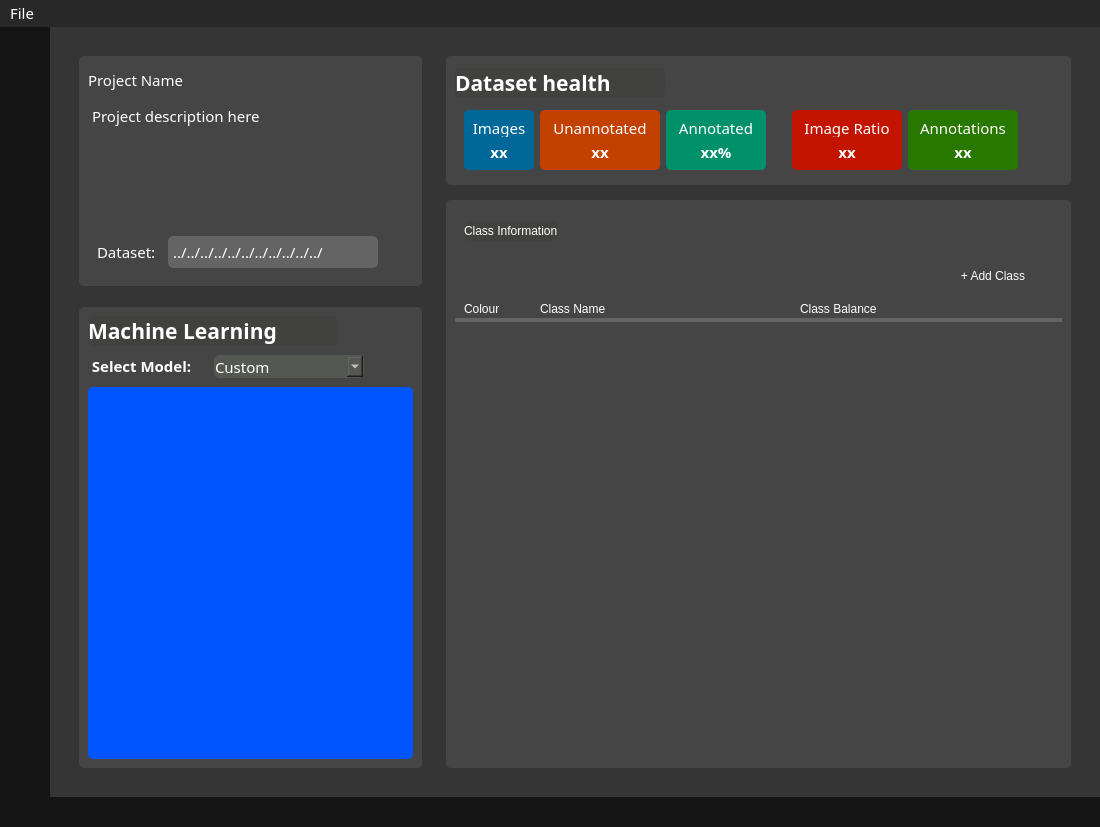
Before: the Qt Designer form yoloAnt.ui in Lachie1011/YoloAnt, drawn with Qt 5.
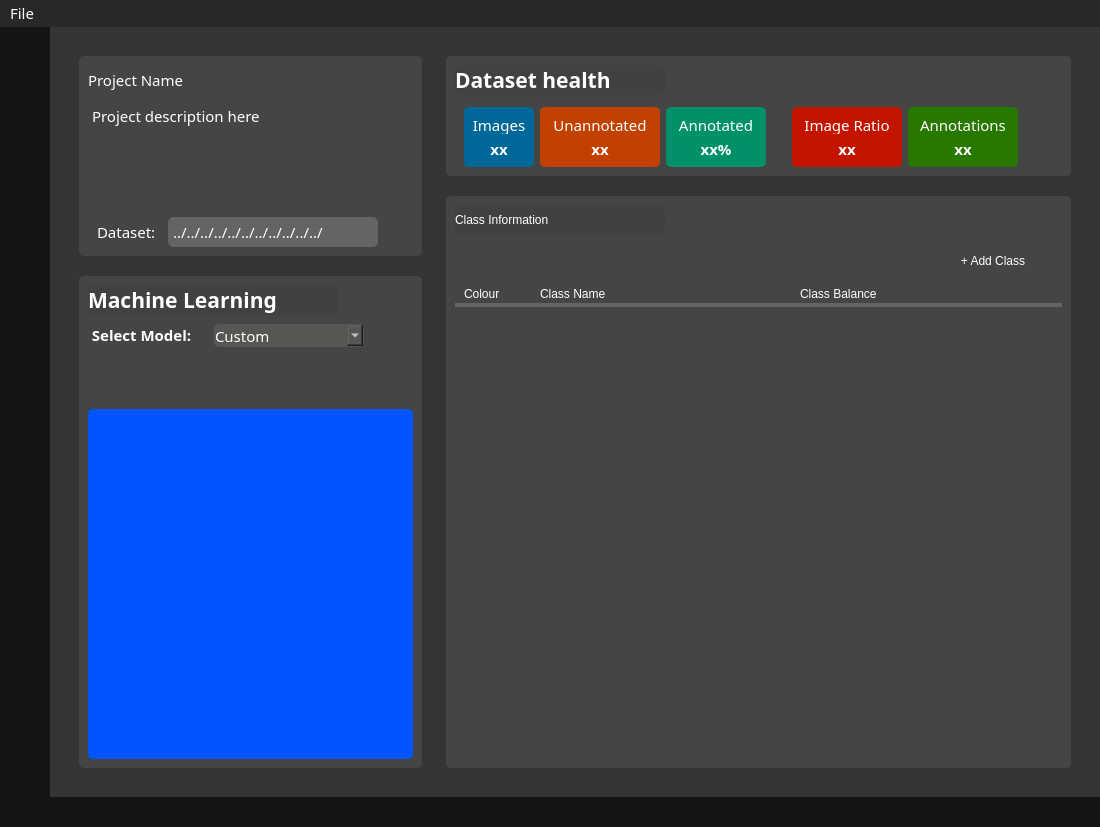
After: the same form once the commit is applied. Icons and pictures are not drawn. Custom widgets are drawn as their Qt base class.

```diff
--- a/yoloAnt.ui
+++ b/yoloAnt.ui
@@ -1851,6 +1851,9 @@
               <enum>QFrame::Raised</enum>
              </property>
              <layout class="QVBoxLayout" name="verticalLayout_15">
+              <property name="spacing">
+               <number>20</number>
+              </property>
               <property name="topMargin">
                <number>20</number>
               </property>
@@ -1874,7 +1877,7 @@
                 <property name="maximumSize">
                  <size>
                   <width>16777215</width>
-                  <height>250</height>
+                  <height>200</height>
                  </size>
                 </property>
                 <property name="styleSheet">
@@ -1938,6 +1941,9 @@
                    <property name="margin">
                     <number>3</number>
                    </property>
+                   <property name="indent">
+                    <number>0</number>
+                   </property>
                   </widget>
                  </item>
                  <item>
@@ -1993,7 +1999,13 @@
                    <property name="minimumSize">
                     <size>
                      <width>0</width>
-                     <height>50</height>
+                     <height>30</height>
+                    </size>
+                   </property>
+                   <property name="maximumSize">
+                    <size>
+                     <width>16777215</width>
+                     <height>30</height>
                     </size>
                    </property>
                    <property name="frameShape">
@@ -2003,6 +2015,12 @@
                     <enum>QFrame::Raised</enum>
                    </property>
                    <layout class="QHBoxLayout" name="horizontalLayout_7">
+                    <property name="topMargin">
+                     <number>0</number>
+                    </property>
+                    <property name="bottomMargin">
+                     <number>0</number>
+                    </property>
                     <item>
                      <widget class="QLabel" name="datasetLbl">
                       <property name="sizePolicy">
@@ -2103,22 +2121,6 @@
                 </layout>
                </widget>
               </item>
-              <item>
-               <spacer name="verticalSpacer_10">
-                <property name="orientation">
-                 <enum>Qt::Vertical</enum>
-                </property>
-                <property name="sizeType">
-                 <enum>QSizePolicy::Fixed</enum>
-                </property>
-                <property name="sizeHint" stdset="0">
-                 <size>
-                  <width>20</width>
-                  <height>15</height>
-                 </size>
-                </property>
-               </spacer>
-              </item>
               <item>
                <widget class="QFrame" name="mlInfoFrame">
                 <property name="minimumSize">
@@ -2312,6 +2314,22 @@
                    </layout>
                   </widget>
                  </item>
+                 <item>
+                  <spacer name="verticalSpacer_9">
+                   <property name="orientation">
+                    <enum>Qt::Vertical</enum>
+                   </property>
+                   <property name="sizeType">
+                    <enum>QSizePolicy::MinimumExpanding</enum>
+                   </property>
+                   <property name="sizeHint" stdset="0">
+                    <size>
+                     <width>20</width>
+                     <height>10</height>
+                    </size>
+                   </property>
+                  </spacer>
+                 </item>
                  <item>
                   <widget class="PlotWidget" name="graphWidget" native="true">
                    <property name="sizePolicy">
@@ -2362,7 +2380,7 @@
              </property>
              <layout class="QVBoxLayout" name="verticalLayout_16">
               <property name="spacing">
-               <number>15</number>
+               <number>20</number>
               </property>
               <property name="topMargin">
                <number>20</number>
@@ -2393,10 +2411,10 @@
                   <number>12</number>
                  </property>
                  <property name="topMargin">
-                  <number>12</number>
+                  <number>9</number>
                  </property>
                  <property name="bottomMargin">
-                  <number>15</number>
+                  <number>9</number>
                  </property>
                  <item>
                   <widget class="QLabel" name="healthLbl">
@@ -2436,6 +2454,9 @@
                    <property name="margin">
                     <number>3</number>
                    </property>
+                   <property name="indent">
+                    <number>0</number>
+                   </property>
                   </widget>
                  </item>
                  <item>
@@ -2897,7 +2918,7 @@
                   <number>2</number>
                  </property>
                  <property name="topMargin">
-                  <number>12</number>
+                  <number>9</number>
                  </property>
                  <item>
                   <widget class="QFrame" name="classInfoHeaderFrame">
@@ -2908,8 +2929,26 @@
                     <enum>QFrame::Raised</enum>
                    </property>
                    <layout class="QHBoxLayout" name="horizontalLayout_22">
+                    <property name="leftMargin">
+                     <number>0</number>
+                    </property>
+                    <property name="topMargin">
+                     <number>0</number>
+                    </property>
+                    <property name="rightMargin">
+                     <number>0</number>
+                    </property>
+                    <property name="bottomMargin">
+                     <number>0</number>
+                    </property>
                     <item>
                      <widget class="QLabel" name="classInfoFrameLbl">
+                      <property name="minimumSize">
+                       <size>
+                        <width>210</width>
+                        <height>30</height>
+                       </size>
+                      </property>
                       <property name="maximumSize">
                        <size>
                         <width>220</width>
```
